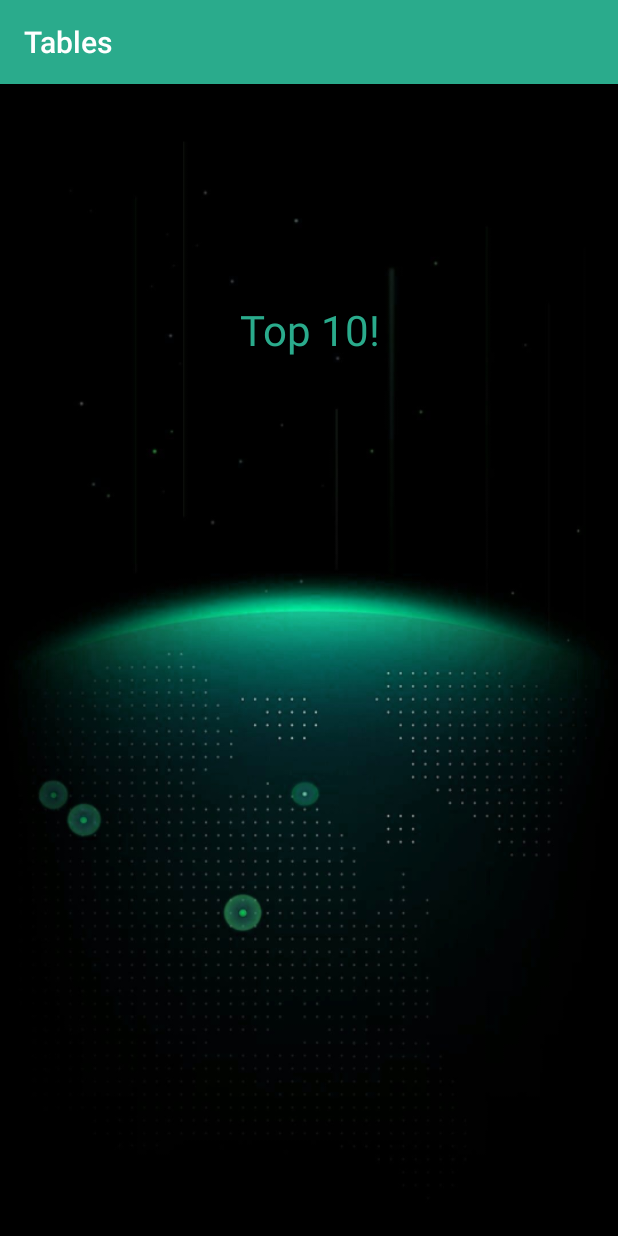
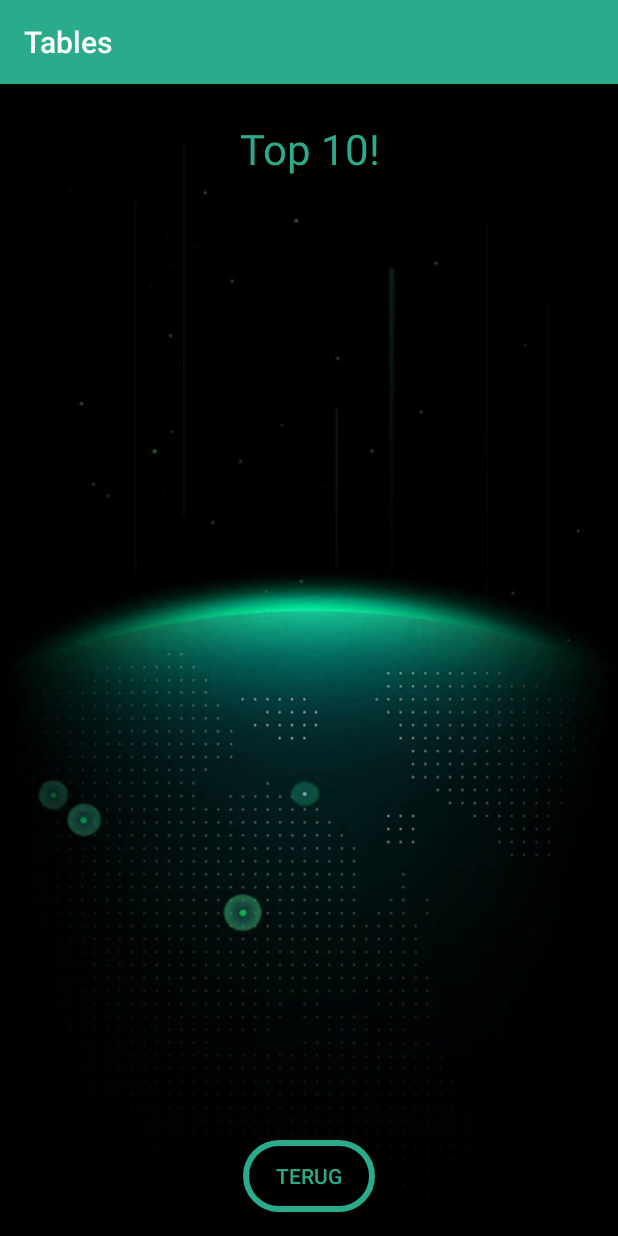
Before and after one commit to bidoofgoo/Tables, an Android app: the LeaderBoardActivity screen opened directly, with no data from a screen before it, on a phone screen of 412 x 824 dp. Run offline under Robolectric (Android 15) with nearby library versions, the phone set to English and light mode, and no system bars; our stand-ins replace Firebase (no records; nobody signed in at launch, a user with empty details on screens opened directly).

Commit message:
things fixed

```diff
--- a/app/src/main/java/nl/bidoofgoo/apps/tables/LeaderBoardActivity.java
+++ b/app/src/main/java/nl/bidoofgoo/apps/tables/LeaderBoardActivity.java
@@ -1,14 +1,42 @@
 package nl.bidoofgoo.apps.tables;
 
+import android.os.Bundle;
 import android.support.v7.app.AppCompatActivity;
-import android.os.Bundle;
+import android.widget.Button;
+import android.widget.ListView;
+
+import java.util.List;
+
+import nl.bidoofgoo.apps.tables.Lists.ScoreListAdapter;
+import nl.bidoofgoo.apps.tables.Misc.ButtonClick;
+import nl.bidoofgoo.apps.tables.Misc.DatabaseConnectie;
+import nl.bidoofgoo.apps.tables.Misc.Function;
+import nl.bidoofgoo.apps.tables.Models.ScoreModel;
 
 public class LeaderBoardActivity extends AppCompatActivity {
 
+    private ScoreListAdapter scoreAdapter;
+    private ListView scoreLijst;
+    private List<ScoreModel> scoreModels;
+
+
     public void onCreate(Bundle savedInstanceScore){
         super.onCreate(savedInstanceScore);
-
         setContentView(R.layout.activity_leaderboards);
 
+        scoreLijst = (ListView) findViewById(R.id.ScoreList);
+        scoreModels = DatabaseConnectie.getScores();
+
+        scoreAdapter = new ScoreListAdapter(LeaderBoardActivity.this, 0, scoreModels);
+
+        scoreLijst.setAdapter(scoreAdapter);
+
+        Button home = (Button) findViewById(R.id.home);
+        ButtonClick.setButtonClickFunction(home, getResources(), new Function() {
+            @Override
+            public void whatToDo() {
+                finish();
+            }
+        });
     }
 }
--- /dev/null
+++ b/app/src/main/java/nl/bidoofgoo/apps/tables/Lists/ScoreListAdapter.java
@@ -0,0 +1,51 @@
+package nl.bidoofgoo.apps.tables.Lists;
+
+import android.content.Context;
+import android.support.annotation.NonNull;
+import android.support.annotation.Nullable;
+import android.view.LayoutInflater;
+import android.view.View;
+import android.view.ViewGroup;
+import android.widget.ArrayAdapter;
+import android.widget.TextView;
+
+import java.util.List;
+
+import nl.bidoofgoo.apps.tables.Models.ScoreModel;
+import nl.bidoofgoo.apps.tables.R;
+
+public class ScoreListAdapter extends ArrayAdapter<ScoreModel>{
+
+    private List<ScoreModel> dataSet;
+    private Context context;
+
+    public ScoreListAdapter(Context cont, int resource, List<ScoreModel> data){
+        super(cont, resource, data);
+    }
+
+    @NonNull
+    @Override
+    public View getView(int position, @Nullable View convertView, @NonNull ViewGroup parent) {
+        ViewHolder vh;
+
+        if (convertView == null){
+            vh = new ViewHolder();
+            LayoutInflater li = LayoutInflater.from(getContext());
+            convertView = li.inflate(R.layout.score_listitem, parent, false);
+            vh.score = (TextView) convertView.findViewById(R.id.score);
+            vh.username = (TextView) convertView.findViewById(R.id.username);
+            convertView.setTag(vh);
+        } else{
+            vh = (ViewHolder) convertView.getTag();
+        }
+        ScoreModel sm = getItem(position);
+        vh.username.setText((CharSequence) sm.getNaam());
+        vh.score.setText((CharSequence) String.valueOf(sm.getScore()));
+        return convertView;
+    }
+
+    private static class ViewHolder{
+        TextView score;
+        TextView username;
+    }
+}
--- a/app/src/main/java/nl/bidoofgoo/apps/tables/MainActivity.java
+++ b/app/src/main/java/nl/bidoofgoo/apps/tables/MainActivity.java
@@ -6,6 +6,10 @@ import android.media.MediaPlayer;
 import android.os.Bundle;
 import android.support.v7.app.AppCompatActivity;
 import android.widget.Button;
+
+import nl.bidoofgoo.apps.tables.Misc.ButtonClick;
+import nl.bidoofgoo.apps.tables.Misc.DatabaseConnectie;
+import nl.bidoofgoo.apps.tables.Misc.Function;
 
 public class MainActivity extends AppCompatActivity {
 
--- a/app/src/main/java/nl/bidoofgoo/apps/tables/ButtonClick.java
+++ b/app/src/main/java/nl/bidoofgoo/apps/tables/Misc/ButtonClick.java
@@ -1,4 +1,4 @@
-package nl.bidoofgoo.apps.tables;
+package nl.bidoofgoo.apps.tables.Misc;
 
 import android.content.res.Resources;
 import android.support.v7.app.AppCompatActivity;
@@ -6,6 +6,8 @@ import android.view.MotionEvent;
 import android.view.View;
 import android.widget.Button;
 import android.widget.TextView;
+
+import nl.bidoofgoo.apps.tables.R;
 
 public class ButtonClick extends AppCompatActivity{
 
--- a/app/src/main/java/nl/bidoofgoo/apps/tables/DatabaseConnectie.java
+++ b/app/src/main/java/nl/bidoofgoo/apps/tables/Misc/DatabaseConnectie.java
@@ -1,4 +1,4 @@
-package nl.bidoofgoo.apps.tables;
+package nl.bidoofgoo.apps.tables.Misc;
 
 import android.support.annotation.NonNull;
 import android.util.Log;
@@ -7,16 +7,22 @@ import com.google.firebase.database.DataSnapshot;
 import com.google.firebase.database.DatabaseError;
 import com.google.firebase.database.DatabaseReference;
 import com.google.firebase.database.FirebaseDatabase;
+import com.google.firebase.database.Query;
 import com.google.firebase.database.ValueEventListener;
 
 import java.util.ArrayList;
+import java.util.Collections;
+
+import nl.bidoofgoo.apps.tables.Models.ScoreModel;
 
 public class DatabaseConnectie {
 
     private static FirebaseDatabase firebaseDb;
     private static DatabaseReference dbReference;
     private static DatabaseReference dbPost;
+    private static Query dbOrdered;
     private static ArrayList<ScoreModel> scores;
+
 
     public static void setupDatabase(){
         firebaseDb = FirebaseDatabase.getInstance();
@@ -25,8 +31,10 @@ public class DatabaseConnectie {
         dbReference.child("test").setValue("wat is dit een test");
 
         dbPost = dbReference.child("Scores");
+        dbOrdered = dbPost.orderByChild("score").limitToLast(10);
 
-        dbPost.addValueEventListener(new ValueEventListener() {
+
+        dbOrdered.addValueEventListener(new ValueEventListener() {
             @Override
             public void onDataChange(@NonNull DataSnapshot dataSnapshot) {
                 scores = new ArrayList<ScoreModel>();
@@ -35,6 +43,8 @@ public class DatabaseConnectie {
                     Log.d("database", "onDataChange: " + post);
                     scores.add(post.getValue(ScoreModel.class));
                 }
+
+                Collections.reverse(scores);
 
                 Log.d("database", "got " + scores);
             }
@@ -46,9 +56,8 @@ public class DatabaseConnectie {
         });
     }
 
-    public static void getScores(){
-        // Read from the database
-
+    public static ArrayList<ScoreModel> getScores() {
+        return scores;
     }
 
     public static void pushScore(ScoreModel score){
--- a/app/src/main/java/nl/bidoofgoo/apps/tables/Function.java
+++ b/app/src/main/java/nl/bidoofgoo/apps/tables/Misc/Function.java
@@ -1,4 +1,4 @@
-package nl.bidoofgoo.apps.tables;
+package nl.bidoofgoo.apps.tables.Misc;
 
 public interface Function {
 
--- a/app/src/main/java/nl/bidoofgoo/apps/tables/Multiplicatie.java
+++ b/app/src/main/java/nl/bidoofgoo/apps/tables/Models/Multiplicatie.java
@@ -1,4 +1,4 @@
-package nl.bidoofgoo.apps.tables;
+package nl.bidoofgoo.apps.tables.Models;
 
 public class Multiplicatie {
     private int cijferL = 0;
--- a/app/src/main/java/nl/bidoofgoo/apps/tables/ScoreModel.java
+++ b/app/src/main/java/nl/bidoofgoo/apps/tables/Models/ScoreModel.java
@@ -1,4 +1,4 @@
-package nl.bidoofgoo.apps.tables;
+package nl.bidoofgoo.apps.tables.Models;
 
 public class ScoreModel {
 
--- a/app/src/main/java/nl/bidoofgoo/apps/tables/SommenActivity.java
+++ b/app/src/main/java/nl/bidoofgoo/apps/tables/SommenActivity.java
@@ -8,6 +8,10 @@ import android.widget.Button;
 import android.widget.ProgressBar;
 import android.widget.TextView;
 import android.content.Intent;
+
+import nl.bidoofgoo.apps.tables.Misc.ButtonClick;
+import nl.bidoofgoo.apps.tables.Misc.Function;
+import nl.bidoofgoo.apps.tables.Models.Multiplicatie;
 
 public class SommenActivity extends AppCompatActivity {
 
@@ -168,6 +172,7 @@ public class SommenActivity extends AppCompatActivity {
 
     private void endEndless(){
         this.finish();
+        timer.cancel();
         Intent scoreScherm = new Intent(SommenActivity.this, printResults.class);
         scoreScherm.putExtra("score", score);
         startActivity(scoreScherm);
--- a/app/src/main/java/nl/bidoofgoo/apps/tables/kiesTafelActivity.java
+++ b/app/src/main/java/nl/bidoofgoo/apps/tables/kiesTafelActivity.java
@@ -4,6 +4,9 @@ import android.support.v7.app.AppCompatActivity;
 import android.os.Bundle;
 import android.widget.Button;
 import android.content.Intent;
+
+import nl.bidoofgoo.apps.tables.Misc.ButtonClick;
+import nl.bidoofgoo.apps.tables.Misc.Function;
 
 public class kiesTafelActivity extends AppCompatActivity{
 
--- a/app/src/main/res/layout/activity_leaderboards.xml
+++ b/app/src/main/res/layout/activity_leaderboards.xml
@@ -11,10 +11,7 @@
         android:id="@+id/textView5"
         android:layout_width="123dp"
         android:layout_height="42dp"
-        android:layout_marginBottom="453dp"
-        android:layout_marginEnd="130dp"
-        android:layout_marginStart="130dp"
-        android:layout_marginTop="16dp"
+        android:layout_marginTop="24dp"
         android:text="@string/top10"
         android:textAlignment="center"
         android:textColor="@color/colorPrimary"
@@ -22,7 +19,39 @@
         app:layout_constraintBottom_toBottomOf="parent"
         app:layout_constraintEnd_toEndOf="parent"
         app:layout_constraintStart_toStartOf="parent"
-        app:layout_constraintTop_toTopOf="parent" />
+        app:layout_constraintTop_toTopOf="parent"
+        app:layout_constraintVertical_bias="0.0" />
+
+    <ListView
+        android:id="@+id/ScoreList"
+        android:layout_width="0dp"
+        android:layout_height="0dp"
+        android:layout_marginBottom="24dp"
+        android:layout_marginEnd="8dp"
+        android:layout_marginStart="8dp"
+        android:layout_marginTop="24dp"
+        android:scrollbars="vertical"
+        app:layout_constraintBottom_toTopOf="@+id/home"
+        app:layout_constraintEnd_toEndOf="parent"
+        app:layout_constraintStart_toStartOf="parent"
+        app:layout_constraintTop_toBottomOf="@+id/textView5" />
+
+    <Button
+        android:id="@+id/home"
+        android:layout_width="wrap_content"
+        android:layout_height="wrap_content"
+        android:layout_marginBottom="16dp"
+        android:layout_marginEnd="8dp"
+        android:layout_marginStart="8dp"
+        android:layout_marginTop="8dp"
+        android:background="@drawable/roundedbutton"
+        android:text="@string/terug"
+        android:textColor="@color/colorPrimary"
+        app:layout_constraintBottom_toBottomOf="parent"
+        app:layout_constraintEnd_toEndOf="parent"
+        app:layout_constraintStart_toStartOf="parent"
+        app:layout_constraintTop_toTopOf="parent"
+        app:layout_constraintVertical_bias="1.0" />
 
 
 </android.support.constraint.ConstraintLayout>
--- a/app/src/main/res/layout/activity_results.xml
+++ b/app/src/main/res/layout/activity_results.xml
@@ -38,7 +38,7 @@
         android:inputType="textPersonName"
         android:text=""
         android:textColor="@color/colorPrimary"
-        app:layout_constraintBottom_toTopOf="@+id/button"
+        app:layout_constraintBottom_toTopOf="@+id/home"
         app:layout_constraintEnd_toEndOf="parent"
         app:layout_constraintStart_toStartOf="parent"
         app:layout_constraintTop_toBottomOf="@+id/textView4"
--- a/app/src/main/res/values/strings.xml
+++ b/app/src/main/res/values/strings.xml
@@ -9,4 +9,6 @@
     <string name="naamInvoeren">Voer hier je naam in</string>
     <string name="submitNaam">Invoeren naam</string>
     <string name="top10">Top 10!</string>
+    <string name="by">Door:</string>
+    <string name="terug">Terug</string>
 </resources>
```
Also changed, not shown: app/src/main/java/nl/bidoofgoo/apps/tables/printResults.java (+11 -4 lines), app/src/main/res/layout/score_listitem.xml (added, +56 -0 lines).
